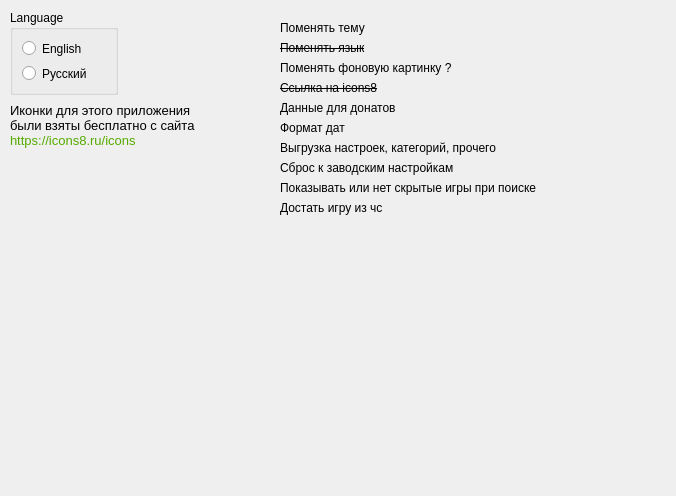
Above: AraSteamManager/subform/formsettings.ui from Arankir/AraSteamManager before the change. Below: the same form after it.
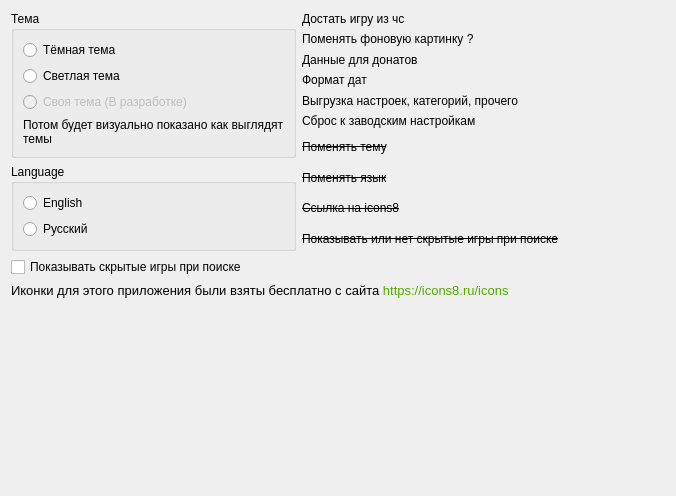
That is the form after the change.

The edit to the form file:
```diff
--- a/AraSteamManager/subform/formsettings.ui
+++ b/AraSteamManager/subform/formsettings.ui
@@ -13,98 +13,159 @@
   <property name="windowTitle">
    <string>Form</string>
   </property>
-  <widget class="QLabel" name="label">
-   <property name="geometry">
-    <rect>
-     <x>280</x>
-     <y>40</y>
-     <width>181</width>
-     <height>16</height>
-    </rect>
-   </property>
-   <property name="font">
-    <font>
-     <strikeout>true</strikeout>
-    </font>
-   </property>
+  <layout class="QFormLayout" name="formLayout">
+   <item row="0" column="0">
+    <layout class="QVBoxLayout" name="verticalLayout_5">
+     <item>
+      <widget class="QGroupBox" name="GroupBoxTheme">
+       <property name="title">
+        <string>Тема</string>
+       </property>
+       <layout class="QVBoxLayout" name="verticalLayout_2">
+        <item>
+         <widget class="QRadioButton" name="RadioButtonDarkTheme">
+          <property name="text">
+           <string>Тёмная тема</string>
+          </property>
+         </widget>
+        </item>
+        <item>
+         <widget class="QRadioButton" name="RadioButtonLightTheme">
    <property name="text">
-    <string>Поменять язык</string>
-   </property>
-  </widget>
+           <string>Светлая тема</string>
+          </property>
+         </widget>
+        </item>
+        <item>
+         <widget class="QRadioButton" name="RadioButtonCustomTheme">
+          <property name="enabled">
+           <bool>false</bool>
+          </property>
+          <property name="text">
+           <string>Своя тема (В разработке)</string>
+          </property>
+         </widget>
+        </item>
+        <item>
+         <widget class="QLabel" name="label_12">
+          <property name="sizePolicy">
+           <sizepolicy hsizetype="Preferred" vsizetype="Maximum">
+            <horstretch>0</horstretch>
+            <verstretch>0</verstretch>
+           </sizepolicy>
+          </property>
+          <property name="text">
+           <string>Потом будет визуально показано как выглядят темы</string>
+          </property>
+          <property name="wordWrap">
+           <bool>true</bool>
+          </property>
+         </widget>
+        </item>
+       </layout>
+      </widget>
+     </item>
+     <item>
+      <widget class="QGroupBox" name="groupBox">
+       <property name="title">
+        <string>Language</string>
+       </property>
+       <layout class="QVBoxLayout" name="verticalLayout">
+        <item>
+         <widget class="QRadioButton" name="RadioButtonLanguageEnglish">
+          <property name="text">
+           <string>English</string>
+          </property>
+         </widget>
+        </item>
+        <item>
+         <widget class="QRadioButton" name="RadioButtonLanguageRussian">
+          <property name="text">
+           <string>Русский</string>
+          </property>
+         </widget>
+        </item>
+       </layout>
+      </widget>
+     </item>
+    </layout>
+   </item>
+   <item row="0" column="1">
+    <layout class="QVBoxLayout" name="verticalLayout_6">
+     <item>
+      <layout class="QVBoxLayout" name="verticalLayout_4">
+       <item>
+        <widget class="QLabel" name="label_11">
+         <property name="text">
+          <string>Достать игру из чс</string>
+         </property>
+        </widget>
+       </item>
+       <item>
+        <widget class="QLabel" name="label_6">
+         <property name="text">
+          <string>Поменять фоновую картинку ?</string>
+         </property>
+        </widget>
+       </item>
+       <item>
+        <widget class="QLabel" name="label_8">
+         <property name="text">
+          <string>Данные для донатов</string>
+         </property>
+        </widget>
+       </item>
+       <item>
+        <widget class="QLabel" name="label_9">
+         <property name="text">
+          <string>Формат дат</string>
+         </property>
+        </widget>
+       </item>
+       <item>
   <widget class="QLabel" name="label_2">
-   <property name="geometry">
-    <rect>
-     <x>280</x>
-     <y>140</y>
-     <width>331</width>
-     <height>16</height>
-    </rect>
-   </property>
    <property name="text">
     <string>Выгрузка настроек, категорий, прочего</string>
    </property>
   </widget>
-  <widget class="QLabel" name="label_3">
-   <property name="geometry">
-    <rect>
-     <x>280</x>
-     <y>180</y>
-     <width>261</width>
-     <height>16</height>
-    </rect>
-   </property>
-   <property name="text">
-    <string>Показывать или нет скрытые игры при поиске</string>
-   </property>
-  </widget>
+       </item>
+       <item>
   <widget class="QLabel" name="label_4">
-   <property name="geometry">
-    <rect>
-     <x>280</x>
-     <y>160</y>
-     <width>181</width>
-     <height>16</height>
-    </rect>
-   </property>
    <property name="text">
     <string>Сброс к заводским настройкам</string>
    </property>
   </widget>
+       </item>
+      </layout>
+     </item>
+     <item>
+      <layout class="QVBoxLayout" name="verticalLayout_3">
+       <item>
   <widget class="QLabel" name="label_5">
-   <property name="geometry">
-    <rect>
-     <x>280</x>
-     <y>20</y>
-     <width>181</width>
-     <height>16</height>
-    </rect>
+         <property name="font">
+          <font>
+           <strikeout>true</strikeout>
+          </font>
    </property>
    <property name="text">
     <string>Поменять тему</string>
    </property>
   </widget>
-  <widget class="QLabel" name="label_6">
-   <property name="geometry">
-    <rect>
-     <x>280</x>
-     <y>60</y>
-     <width>181</width>
-     <height>16</height>
-    </rect>
+       </item>
+       <item>
+        <widget class="QLabel" name="label">
+         <property name="font">
+          <font>
+           <strikeout>true</strikeout>
+          </font>
    </property>
    <property name="text">
-    <string>Поменять фоновую картинку ?</string>
-   </property>
-  </widget>
+          <string>Поменять язык</string>
+         </property>
+        </widget>
+       </item>
+       <item>
   <widget class="QLabel" name="label_7">
-   <property name="geometry">
-    <rect>
-     <x>280</x>
-     <y>80</y>
-     <width>181</width>
-     <height>16</height>
-    </rect>
-   </property>
    <property name="font">
     <font>
      <strikeout>true</strikeout>
@@ -114,83 +175,32 @@
     <string>Ссылка на icons8</string>
    </property>
   </widget>
-  <widget class="QLabel" name="label_8">
-   <property name="geometry">
-    <rect>
-     <x>280</x>
-     <y>100</y>
-     <width>181</width>
-     <height>16</height>
-    </rect>
+       </item>
+       <item>
+        <widget class="QLabel" name="label_3">
+         <property name="font">
+          <font>
+           <strikeout>true</strikeout>
+          </font>
    </property>
    <property name="text">
-    <string>Данные для донатов</string>
-   </property>
-  </widget>
-  <widget class="QLabel" name="label_9">
-   <property name="geometry">
-    <rect>
-     <x>280</x>
-     <y>120</y>
-     <width>181</width>
-     <height>16</height>
-    </rect>
-   </property>
-   <property name="text">
-    <string>Формат дат</string>
-   </property>
-  </widget>
-  <widget class="QLabel" name="label_11">
-   <property name="geometry">
-    <rect>
-     <x>280</x>
-     <y>200</y>
-     <width>181</width>
-     <height>16</height>
-    </rect>
-   </property>
-   <property name="text">
-    <string>Достать игру из чс</string>
-   </property>
-  </widget>
-  <widget class="QGroupBox" name="groupBox">
-   <property name="geometry">
-    <rect>
-     <x>10</x>
-     <y>10</y>
-     <width>108</width>
-     <height>85</height>
-    </rect>
-   </property>
-   <property name="title">
-    <string>Language</string>
-   </property>
-   <layout class="QVBoxLayout" name="verticalLayout">
-    <item>
-     <widget class="QRadioButton" name="RadioButtonLanguageEnglish">
-      <property name="text">
-       <string>English</string>
-      </property>
-     </widget>
-    </item>
-    <item>
-     <widget class="QRadioButton" name="RadioButtonLanguageRussian">
+          <string>Показывать или нет скрытые игры при поиске</string>
+         </property>
+        </widget>
+       </item>
+      </layout>
+     </item>
+    </layout>
+   </item>
+   <item row="1" column="0">
+    <widget class="QCheckBox" name="CheckBoxVisibleHiddenGames">
       <property name="text">
-       <string>Русский</string>
+      <string>Показывать скрытые игры при поиске</string>
       </property>
      </widget>
     </item>
-   </layout>
-  </widget>
+   <item row="2" column="0" colspan="2">
   <widget class="QLabel" name="label_10">
-   <property name="geometry">
-    <rect>
-     <x>10</x>
-     <y>100</y>
-     <width>201</width>
-     <height>51</height>
-    </rect>
-   </property>
    <property name="font">
     <font>
      <pointsize>10</pointsize>
@@ -203,6 +213,8 @@
     <bool>true</bool>
    </property>
   </widget>
+   </item>
+  </layout>
  </widget>
  <resources/>
  <connections/>
```
Lines whose indentation alone changed are shown as unchanged.
